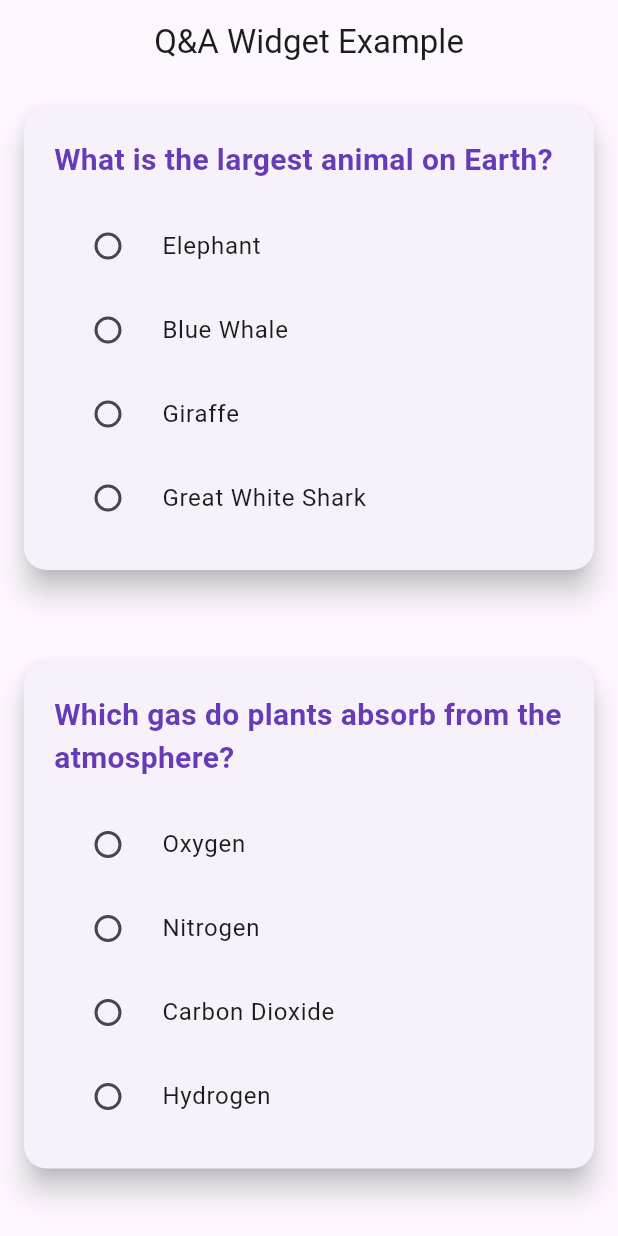
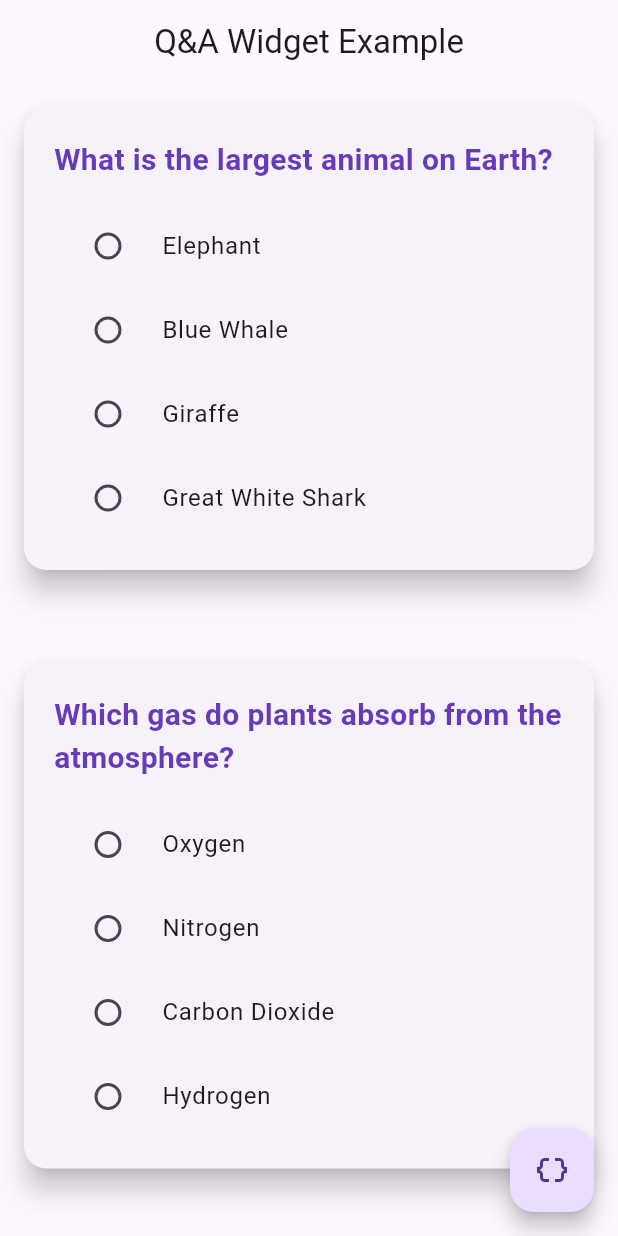
Before and after one commit to yemreeee/q_and_a_widget, a Flutter app: the screen it shows after launch, on a phone screen of 412 x 824 dp. Run offline on Flutter 3.47's test engine with Material 3 defaults, Android fonts, the phone set to English and light mode, and no system bars.

Commit message:
example updated

```diff
--- a/example/lib/main.dart
+++ b/example/lib/main.dart
@@ -7,17 +7,34 @@ void main() {
   runApp(const MyApp());
 }
 
-// The MyApp class creates the ViewModel and manages the Views.
-class MyApp extends StatefulWidget {
+/// The root widget of the application.
+/// It sets up the [MaterialApp] and defines the home page.
+class MyApp extends StatelessWidget {
   const MyApp({Key? key}) : super(key: key);
 
   @override
-  State<MyApp> createState() => _MyAppState();
+  Widget build(BuildContext context) {
+    return MaterialApp(
+      title: 'Questions and Radio Buttons',
+      theme: ThemeData(
+        primarySwatch: Colors.deepPurple,
+        visualDensity: VisualDensity.adaptivePlatformDensity,
+      ),
+      home: const QAPage(), // The home page is now a separate widget.
+    );
+  }
 }
 
-class _MyAppState extends State<MyApp> {
-  // Define a custom list of questions and choices.
-  // This list will be passed to the ViewModel.
+/// A StatefulWidget that represents the main page of the Q&A application.
+/// It manages the state, including the questions, answers, and ViewModel.
+class QAPage extends StatefulWidget {
+  const QAPage({super.key});
+
+  @override
+  State<QAPage> createState() => _QAPageState();
+}
+
+class _QAPageState extends State<QAPage> {
   final List<QuestionChoices> _myCustomQuestions = const [
     QuestionChoices(
       'c1', // Custom unique ID for the question
@@ -34,35 +51,107 @@ class _MyAppState extends State<MyApp> {
       'How many continents are there?',
       ['5', '6', '7', '8'],
     ),
+    QuestionChoices(
+      'c4',
+      'Which country is known as the Land of the Rising Sun?',
+      ['China', 'South Korea', 'Japan', 'Thailand'],
+    ),
+    QuestionChoices(
+      'c5',
+      'What is the chemical symbol for gold?',
+      ['Ag', 'Au', 'G', 'Go'],
+    ),
+    QuestionChoices(
+      'c6',
+      'Who wrote "Romeo and Juliet"?',
+      ['Charles Dickens', 'William Shakespeare', 'Jane Austen', 'Mark Twain'],
+    ),
+    QuestionChoices(
+      'c7',
+      'What is the smallest prime number?',
+      ['0', '1', '2', '3'],
+    ),
+    QuestionChoices(
+      'c8',
+      'In which year did the Titanic sink?',
+      ['1905', '1912', '1918', '1923'],
+    ),
+    QuestionChoices(
+      'c9',
+      'What is the main ingredient in guacamole?',
+      ['Tomato', 'Onion', 'Avocado', 'Cilantro'],
+    ),
+    QuestionChoices(
+      'c10',
+      'Which artist painted the Mona Lisa?',
+      [
+        'Vincent van Gogh',
+        'Pablo Picasso',
+        'Claude Monet',
+        'Leonardo da Vinci'
+      ],
+    ),
   ];
 
   // Declare _viewModel as 'late final' because it will be initialized in initState.
   late final QuestionViewModel _viewModel;
 
+  // A state variable to hold the list of all selected answers.
+  List<Map<String, String>> _allSelectedAnswers = [];
+
   @override
   void initState() {
     super.initState();
-    // Initialize _viewModel here, after _myCustomQuestions has been initialized.
     _viewModel = QuestionViewModel(questions: _myCustomQuestions);
+  }
+
+  // A method to display the selected answers in a dialog.
+  void _showSelectedAnswersDialog() {
+    showDialog(
+      context: context,
+      // The context used here is now from _QAPageState, which is a descendant
+      // of MaterialApp, thus resolving the 'No MaterialLocalizations found' error.
+      builder: (BuildContext context) {
+        return AlertDialog(
+          title: const Text('Selected Answers (JSON)'),
+          content: SingleChildScrollView(
+            // Use SingleChildScrollView in case the JSON is long
+            child: Text(_allSelectedAnswers.isEmpty
+                ? 'No answer has been selected yet.'
+                : const JsonEncoder.withIndent('  ')
+                    .convert(_allSelectedAnswers)),
+          ),
+          actions: <Widget>[
+            TextButton(
+              child: const Text('Close'),
+              onPressed: () {
+                Navigator.of(context).pop();
+              },
+            ),
+          ],
+        );
+      },
+    );
   }
 
   // Local method to handle choice selection and print JSON output.
   void _handleChoiceSelected(
       String questionId, String questionText, String selectedChoice) {
     // Call the ViewModel's method, which returns the list of selected answers.
-    List<Map<String, String>> allSelectedAnswersJson =
-        _viewModel.handleChoiceSelected(
+    final allSelectedAnswers = _viewModel.handleChoiceSelected(
       questionId,
       questionText,
       selectedChoice,
     );
 
-    // Encode the list to a pretty-printed JSON string.
-    String jsonOutput =
-        const JsonEncoder.withIndent('  ').convert(allSelectedAnswersJson);
+    // Update the state with the new list of answers.
+    setState(() {
+      _allSelectedAnswers = allSelectedAnswers;
+    });
 
-    // Print the JSON output to the debug console.
-    debugPrint('JSON Output (All Selected Answers): $jsonOutput');
+    // For demonstration, also print the JSON to the console.
+    debugPrint(
+        'JSON Output (All Selected Answers): ${const JsonEncoder.withIndent('  ').convert(allSelectedAnswers)}');
 
     // You can now use 'allSelectedAnswersJson' here to send it to a web service,
     // update UI based on all answers, etc.
@@ -72,13 +161,7 @@ class _MyAppState extends State<MyApp> {
 
   @override
   Widget build(BuildContext context) {
-    return MaterialApp(
-      title: 'Questions and Radio Buttons',
-      theme: ThemeData(
-        primarySwatch: Colors.deepPurple,
-        visualDensity: VisualDensity.adaptivePlatformDensity,
-      ),
-      home: Scaffold(
+    return Scaffold(
       appBar: AppBar(
         title: const Text('Q&A Widget Example'),
         centerTitle: true,
@@ -106,6 +189,10 @@ class _MyAppState extends State<MyApp> {
           ),
         ),
       ),
+      floatingActionButton: FloatingActionButton(
+        onPressed: _showSelectedAnswersDialog,
+        tooltip: 'Show JSON Output',
+        child: const Icon(Icons.data_object),
       ),
     );
   }
```
Lines whose indentation alone changed are shown as unchanged.
